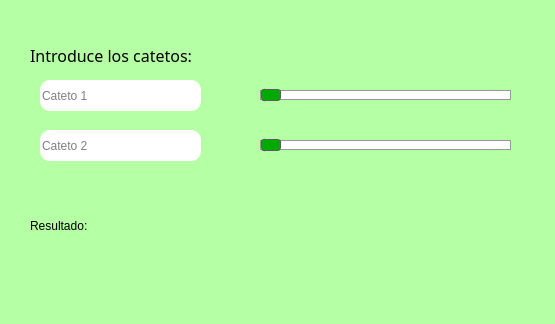
Old version of the form Unidad II/Tareas/E07_Teorema_Pitagoras.ui in the repository P4B11nn/PIP_2025_Unidad1_Eq5.
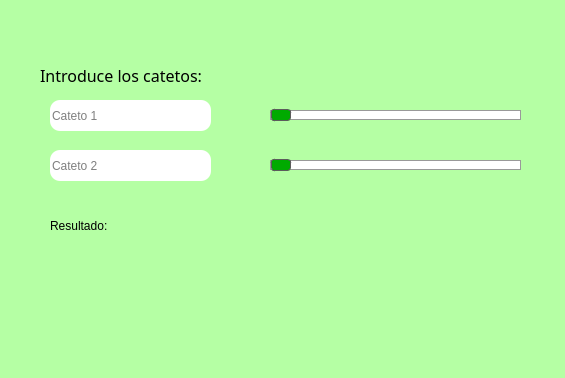
New version of the form. Icons and pictures are not drawn.

Diff of the .ui file:
```diff
--- a/Unidad II/Tareas/E07_Teorema_Pitagoras.ui
+++ b/Unidad II/Tareas/E07_Teorema_Pitagoras.ui
@@ -6,8 +6,8 @@
    <rect>
     <x>0</x>
     <y>0</y>
-    <width>555</width>
-    <height>324</height>
+    <width>565</width>
+    <height>378</height>
    </rect>
   </property>
   <property name="windowTitle">
@@ -21,8 +21,8 @@
    <widget class="QLabel" name="label_instruccion">
     <property name="geometry">
      <rect>
-      <x>30</x>
-      <y>40</y>
+      <x>40</x>
+      <y>60</y>
       <width>201</width>
       <height>31</height>
      </rect>
@@ -46,8 +46,8 @@
    <widget class="QLineEdit" name="input_cateto1">
     <property name="geometry">
      <rect>
-      <x>40</x>
-      <y>80</y>
+      <x>50</x>
+      <y>100</y>
       <width>161</width>
       <height>31</height>
      </rect>
@@ -66,7 +66,7 @@
    <widget class="QLabel" name="label_resultado">
     <property name="geometry">
      <rect>
-      <x>150</x>
+      <x>170</x>
       <y>200</y>
       <width>131</width>
       <height>51</height>
@@ -82,8 +82,8 @@
    <widget class="QLineEdit" name="input_cateto2">
     <property name="geometry">
      <rect>
-      <x>40</x>
-      <y>130</y>
+      <x>50</x>
+      <y>150</y>
       <width>161</width>
       <height>31</height>
      </rect>
@@ -101,8 +101,8 @@
    <widget class="QSlider" name="Slider_cateto1">
     <property name="geometry">
      <rect>
-      <x>260</x>
-      <y>80</y>
+      <x>270</x>
+      <y>100</y>
       <width>251</width>
       <height>31</height>
      </rect>
@@ -129,8 +129,8 @@
    <widget class="QSlider" name="Slider_cateto2">
     <property name="geometry">
      <rect>
-      <x>260</x>
-      <y>130</y>
+      <x>270</x>
+      <y>150</y>
       <width>251</width>
       <height>31</height>
      </rect>
@@ -157,7 +157,7 @@
    <widget class="QLabel" name="label_resultado_2">
     <property name="geometry">
      <rect>
-      <x>30</x>
+      <x>50</x>
       <y>200</y>
       <width>111</width>
       <height>51</height>
@@ -170,6 +170,63 @@
      <string>Resultado:</string>
     </property>
    </widget>
+   <widget class="QLabel" name="label">
+    <property name="geometry">
+     <rect>
+      <x>10</x>
+      <y>0</y>
+      <width>231</width>
+      <height>51</height>
+     </rect>
+    </property>
+    <property name="text">
+     <string/>
+    </property>
+    <property name="pixmap">
+     <pixmap resource="../Archivos/Recursos.qrc">:/ejercicios/LOGOUAT.png</pixmap>
+    </property>
+    <property name="scaledContents">
+     <bool>true</bool>
+    </property>
+   </widget>
+   <widget class="QLabel" name="label_2">
+    <property name="geometry">
+     <rect>
+      <x>410</x>
+      <y>0</y>
+      <width>151</width>
+      <height>61</height>
+     </rect>
+    </property>
+    <property name="text">
+     <string/>
+    </property>
+    <property name="pixmap">
+     <pixmap resource="../Archivos/Recursos.qrc">:/ejercicios/LOGOFACULTAD.png</pixmap>
+    </property>
+    <property name="scaledContents">
+     <bool>true</bool>
+    </property>
+   </widget>
+   <widget class="QLabel" name="label_3">
+    <property name="geometry">
+     <rect>
+      <x>30</x>
+      <y>250</y>
+      <width>141</width>
+      <height>81</height>
+     </rect>
+    </property>
+    <property name="text">
+     <string/>
+    </property>
+    <property name="pixmap">
+     <pixmap resource="../Archivos/Recursos.qrc">:/ejercicios/imgEq5.jpg</pixmap>
+    </property>
+    <property name="scaledContents">
+     <bool>true</bool>
+    </property>
+   </widget>
   </widget>
   <widget class="QMenuBar" name="menubar">
    <property name="geometry">
```
Left out of the diff: 6 changed lines with no effect on the pictures.
